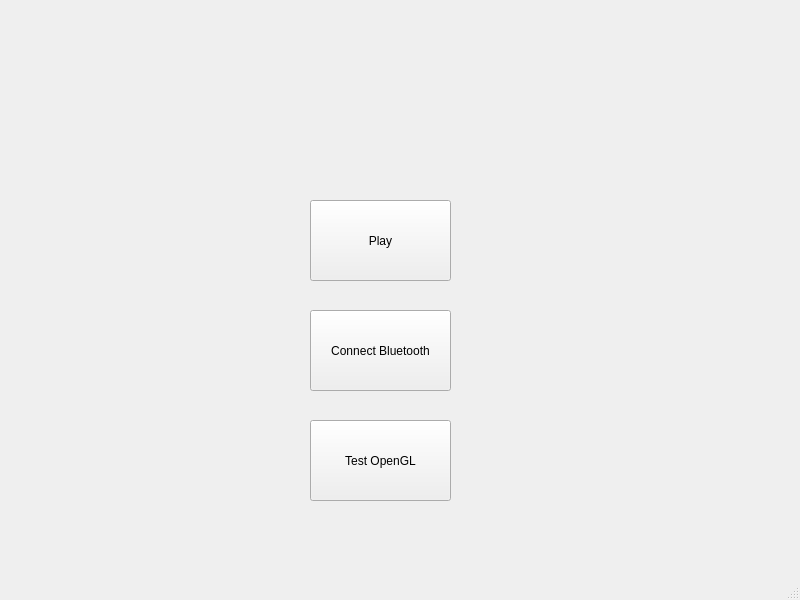
Qt form mainwindow.ui (Rafi0221/Stellar-Surfers) before a commit.
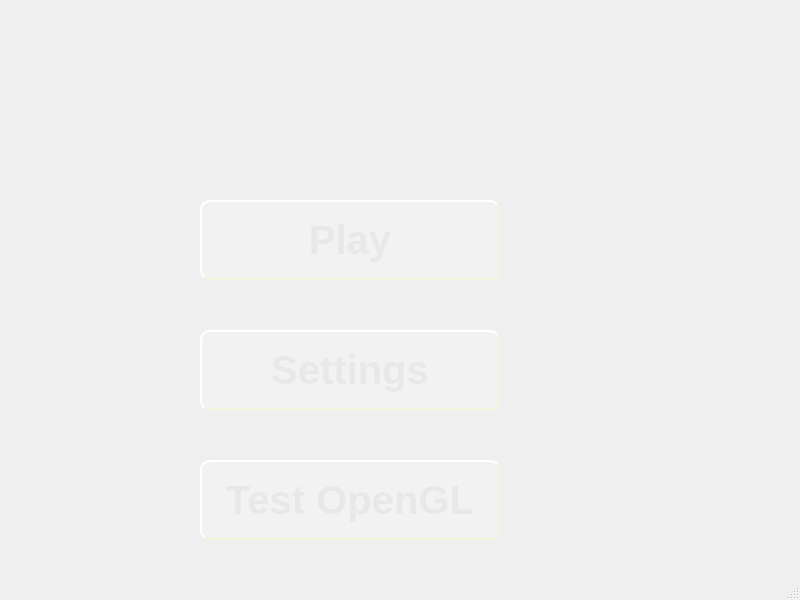
The same form after that commit.

What changed in the file:
```diff
--- a/mainwindow.ui
+++ b/mainwindow.ui
@@ -17,12 +17,21 @@
    <widget class="QPushButton" name="playButton">
     <property name="geometry">
      <rect>
-      <x>310</x>
+      <x>200</x>
       <y>200</y>
-      <width>141</width>
-      <height>81</height>
+      <width>300</width>
+      <height>80</height>
      </rect>
     </property>
+    <property name="styleSheet">
+     <string notr="true">background-color: rgba(255, 255, 255, 50);
+border-style: outset;
+border-width: 2px;
+border-radius: 10px;
+border-color: beige;
+font: bold 30pt;
+color: rgb(232, 232, 232)</string>
+    </property>
     <property name="text">
      <string>Play</string>
     </property>
@@ -30,25 +39,43 @@
    <widget class="QPushButton" name="connectButton">
     <property name="geometry">
      <rect>
-      <x>310</x>
-      <y>310</y>
-      <width>141</width>
-      <height>81</height>
+      <x>200</x>
+      <y>330</y>
+      <width>300</width>
+      <height>80</height>
      </rect>
     </property>
+    <property name="styleSheet">
+     <string notr="true">background-color: rgba(255, 255, 255, 50);
+border-style: outset;
+border-width: 2px;
+border-radius: 10px;
+border-color: beige;
+font: bold 30pt;
+color: rgb(232, 232, 232)</string>
+    </property>
     <property name="text">
-     <string>Connect Bluetooth</string>
+     <string>Settings</string>
     </property>
    </widget>
    <widget class="QPushButton" name="testButton">
     <property name="geometry">
      <rect>
-      <x>310</x>
-      <y>420</y>
-      <width>141</width>
-      <height>81</height>
+      <x>200</x>
+      <y>460</y>
+      <width>300</width>
+      <height>80</height>
      </rect>
     </property>
+    <property name="styleSheet">
+     <string notr="true">background-color: rgba(255, 255, 255, 50);
+border-style: outset;
+border-width: 2px;
+border-radius: 10px;
+border-color: beige;
+font: bold 30pt;
+color: rgb(232, 232, 232)</string>
+    </property>
     <property name="text">
      <string>Test OpenGL</string>
     </property>
```
Left out of the diff: 4 changed lines with no effect on the pictures.
